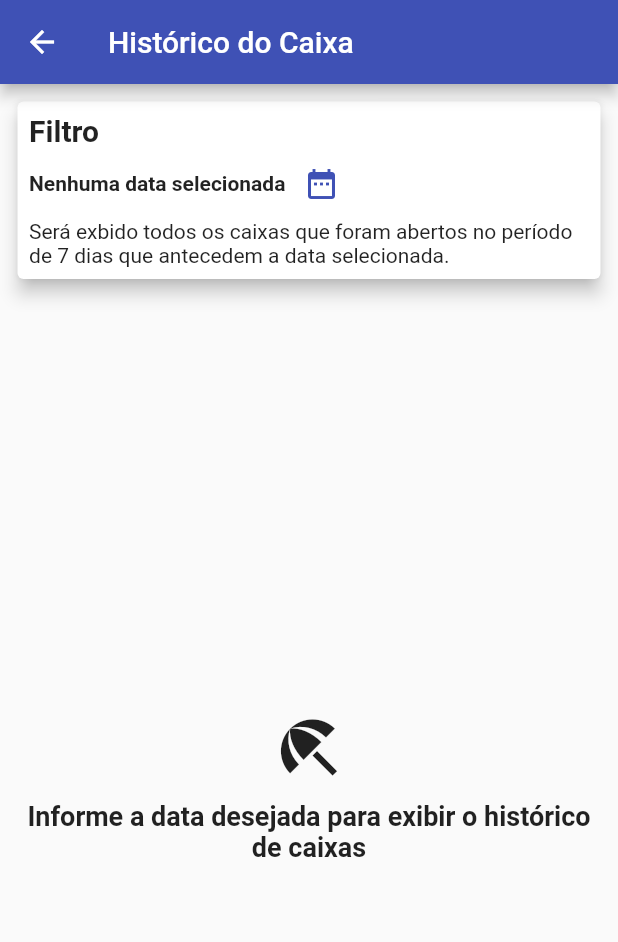
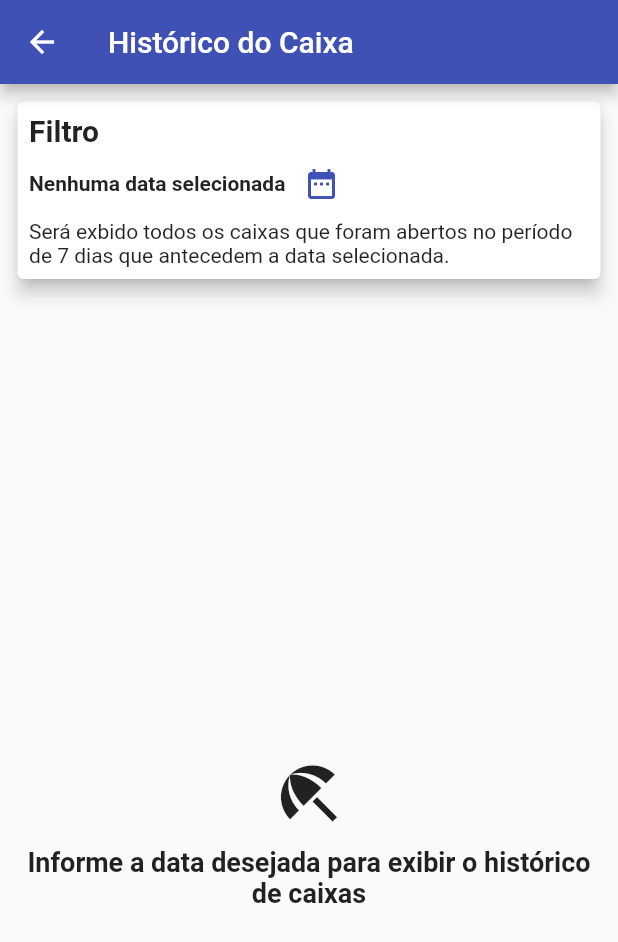
Before and after one commit to eduardoazvd17/PraiaBarraca, a Flutter app: the TelaHistoricoCaixa screen opened directly with empty values, on a phone screen of 412 x 824 dp. Shown: the top 942 px of the screen. Run offline on Flutter 3.47's test engine with Material 2 defaults, Android fonts, the phone set to English and light mode, and no system bars; our stand-ins replace cloud_firestore, firebase_auth; missing offline and left inert: masked_text; accounts and stored records are empty.

Commit message:
Implementação para IOS

```diff
--- a/lib/telas/tela_historico_caixa.dart
+++ b/lib/telas/tela_historico_caixa.dart
@@ -56,7 +56,7 @@ class _TelaHistoricoCaixaState extends State<TelaHistoricoCaixa> {
             mainAxisSize: MainAxisSize.max,
             children: <Widget>[
               Container(
-                height: altura * 0.22,
+                height: altura * 0.3,
                 child: SingleChildScrollView(
                   child: Padding(
                     padding: EdgeInsets.all(altura * 0.01),
@@ -105,7 +105,7 @@ class _TelaHistoricoCaixaState extends State<TelaHistoricoCaixa> {
                 ),
               ),
               Container(
-                height: altura * 0.78,
+                height: altura * 0.7,
                 child: dataSelecionada == null
                     ? Padding(
                         padding: EdgeInsets.all(altura * 0.01),
```
Also changed, not shown: 6 other files.
